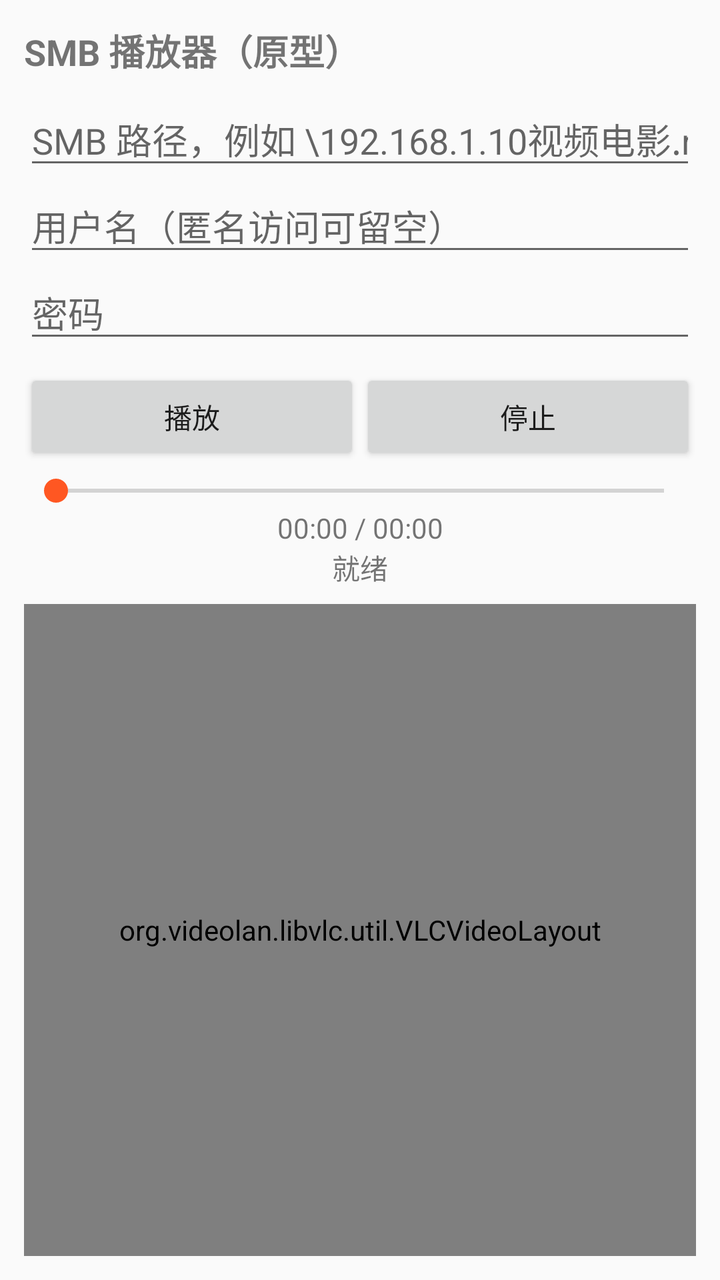
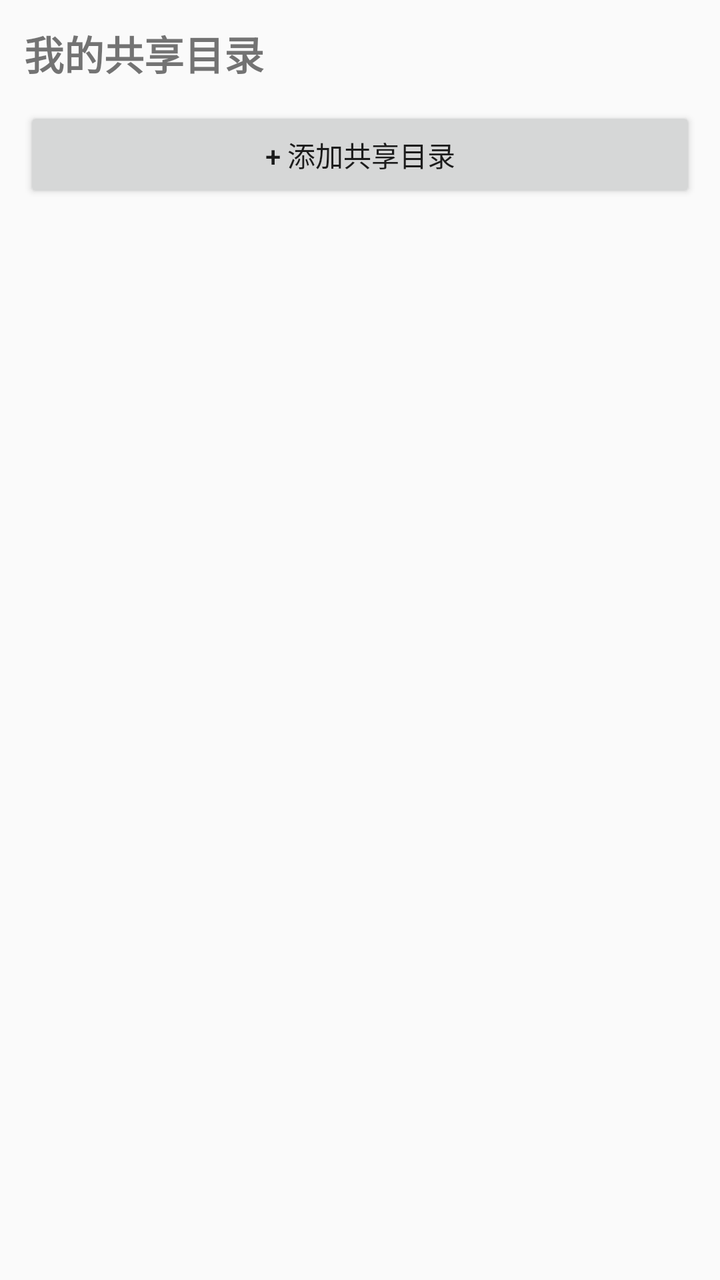

Screens rendered from an Android XML layout before and after an edit, with the pre-edit source and the edit as a unified diff.
<!-- AndroidManifest.xml: application theme AppTheme -->
<!-- res/layout/activity_main.xml -->
<?xml version="1.0" encoding="utf-8"?>
<LinearLayout xmlns:android="http://schemas.android.com/apk/res/android"
    android:layout_width="match_parent"
    android:layout_height="match_parent"
    android:orientation="vertical"
    android:padding="12dp">

    <TextView
        android:layout_width="match_parent"
        android:layout_height="wrap_content"
        android:text="SMB 播放器（原型）"
        android:textSize="18sp"
        android:textStyle="bold"
        android:paddingBottom="8dp" />

    <EditText
        android:id="@+id/pathEdit"
        android:layout_width="match_parent"
        android:layout_height="wrap_content"
        android:hint="SMB 路径，例如 \\192.168.1.10\视频\电影.rmvb"
        android:inputType="text"
        android:singleLine="true" />

    <EditText
        android:id="@+id/userEdit"
        android:layout_width="match_parent"
        android:layout_height="wrap_content"
        android:hint="用户名（匿名访问可留空）"
        android:inputType="text"
        android:singleLine="true" />

    <EditText
        android:id="@+id/passEdit"
        android:layout_width="match_parent"
        android:layout_height="wrap_content"
        android:hint="密码"
        android:inputType="textPassword"
        android:singleLine="true" />

    <LinearLayout
        android:layout_width="match_parent"
        android:layout_height="wrap_content"
        android:orientation="horizontal"
        android:paddingTop="8dp"
        android:paddingBottom="4dp">

        <Button
            android:id="@+id/playBtn"
            android:layout_width="0dp"
            android:layout_height="wrap_content"
            android:layout_weight="1"
            android:text="播放" />

        <Button
            android:id="@+id/stopBtn"
            android:layout_width="0dp"
            android:layout_height="wrap_content"
            android:layout_weight="1"
            android:text="停止" />

    </LinearLayout>

    <SeekBar
        android:id="@+id/seekBar"
        android:layout_width="match_parent"
        android:layout_height="wrap_content"
        android:max="1000" />

    <TextView
        android:id="@+id/timeText"
        android:layout_width="match_parent"
        android:layout_height="wrap_content"
        android:text="00:00 / 00:00"
        android:gravity="center_horizontal"
        android:textSize="14sp" />

    <TextView
        android:id="@+id/statusText"
        android:layout_width="match_parent"
        android:layout_height="wrap_content"
        android:text="就绪"
        android:gravity="center_horizontal"
        android:textSize="14sp"
        android:paddingBottom="8dp" />

    <org.videolan.libvlc.util.VLCVideoLayout
        android:id="@+id/videoLayout"
        android:layout_width="match_parent"
        android:layout_height="0dp"
        android:layout_weight="1" />

</LinearLayout>
<!-- resources referenced by this layout -->
<resources>
  <style name="AppTheme" parent="Theme.AppCompat.Light.DarkActionBar">
          <item name="colorPrimary">#2E7D32</item>
          <item name="colorPrimaryDark">#1B5E20</item>
          <item name="colorAccent">#FF5722</item>
      </style>
</resources>

<!-- the commit's change to res/layout/activity_main.xml (unified diff, before → after) -->
@@ -1,92 +1,158 @@
 <?xml version="1.0" encoding="utf-8"?>
-<LinearLayout xmlns:android="http://schemas.android.com/apk/res/android"
+<FrameLayout xmlns:android="http://schemas.android.com/apk/res/android"
     android:layout_width="match_parent"
-    android:layout_height="match_parent"
-    android:orientation="vertical"
-    android:padding="12dp">
+    android:layout_height="match_parent">
 
-    <TextView
+    
+    <LinearLayout
+        android:id="@+id/sharePanel"
         android:layout_width="match_parent"
-        android:layout_height="wrap_content"
-        android:text="SMB 播放器（原型）"
-        android:textSize="18sp"
-        android:textStyle="bold"
-        android:paddingBottom="8dp" />
+        android:layout_height="match_parent"
+        android:orientation="vertical"
+        android:padding="12dp">
 
-    <EditText
-        android:id="@+id/pathEdit"
-        android:layout_width="match_parent"
-        android:layout_height="wrap_content"
-        android:hint="SMB 路径，例如 \\192.168.1.10\视频\电影.rmvb"
-        android:inputType="text"
-        android:singleLine="true" />
-
-    <EditText
-        android:id="@+id/userEdit"
-        android:layout_width="match_parent"
-        android:layout_height="wrap_content"
-        android:hint="用户名（匿名访问可留空）"
-        android:inputType="text"
-        android:singleLine="true" />
-
-    <EditText
-        android:id="@+id/passEdit"
-        android:layout_width="match_parent"
-        android:layout_height="wrap_content"
-        android:hint="密码"
-        android:inputType="textPassword"
-        android:singleLine="true" />
-
-    <LinearLayout
-        android:layout_width="match_parent"
-        android:layout_height="wrap_content"
-        android:orientation="horizontal"
-        android:paddingTop="8dp"
-        android:paddingBottom="4dp">
+        <TextView
+            android:layout_width="match_parent"
+            android:layout_height="wrap_content"
+            android:text="我的共享目录"
+            android:textSize="20sp"
+            android:textStyle="bold"
+            android:paddingBottom="12dp" />
 
         <Button
-            android:id="@+id/playBtn"
-            android:layout_width="0dp"
+            android:id="@+id/btnAddShare"
+            android:layout_width="match_parent"
             android:layout_height="wrap_content"
+            android:text="+ 添加共享目录" />
+
+        <ListView
+            android:id="@+id/shareListView"
+            android:layout_width="match_parent"
+            android:layout_height="0dp"
             android:layout_weight="1"
-            android:text="播放" />
+            android:paddingTop="8dp" />
+
+    </LinearLayout>
+
+    
+    <LinearLayout
+        android:id="@+id/browserPanel"
+        android:layout_width="match_parent"
+        android:layout_height="match_parent"
+        android:orientation="vertical"
+        android:padding="12dp"
+        android:visibility="gone">
+
+        <LinearLayout
+            android:layout_width="match_parent"
+            android:layout_height="wrap_content"
+            android:orientation="horizontal">
+
+            <Button
+                android:id="@+id/btnBackShares"
+                android:layout_width="wrap_content"
+                android:layout_height="wrap_content"
+                android:text="共享" />
+
+            <Button
+                android:id="@+id/btnUp"
+                android:layout_width="wrap_content"
+                android:layout_height="wrap_content"
+                android:text="上一级" />
+
+            <TextView
+                android:id="@+id/breadcrumbText"
+                android:layout_width="0dp"
+                android:layout_height="wrap_content"
+                android:layout_weight="1"
+                android:gravity="end|center_vertical"
+                android:textSize="14sp"
+                android:maxLines="1"
+                android:ellipsize="start" />
+
+        </LinearLayout>
+
+        <Spinner
+            android:id="@+id/sortSpinner"
+            android:layout_width="match_parent"
+            android:layout_height="wrap_content"
+            android:paddingTop="6dp"
+            android:paddingBottom="6dp" />
+
+        <TextView
+            android:id="@+id/browserStatus"
+            android:layout_width="match_parent"
+            android:layout_height="wrap_content"
+            android:text="就绪"
+            android:textSize="13sp"
+            android:textColor="#666666"
+            android:paddingBottom="4dp" />
+
+        <ListView
+            android:id="@+id/fileListView"
+            android:layout_width="match_parent"
+            android:layout_height="0dp"
+            android:layout_weight="1" />
+
+    </LinearLayout>
+
+    
+    <LinearLayout
+        android:id="@+id/playerPanel"
+        android:layout_width="match_parent"
+        android:layout_height="match_parent"
+        android:orientation="vertical"
+        android:padding="12dp"
+        android:visibility="gone">
+
+        <LinearLayout
+            android:layout_width="match_parent"
+            android:layout_height="wrap_content"
+            android:orientation="horizontal">
+
+            <Button
+                android:id="@+id/btnBackBrowser"
+                android:layout_width="wrap_content"
+                android:layout_height="wrap_content"
+                android:text="返回文件" />
+
+            <TextView
+                android:id="@+id/playerStatus"
+                android:layout_width="0dp"
+                android:layout_height="wrap_content"
+                android:layout_weight="1"
+                android:gravity="end|center_vertical"
+                android:text="就绪"
+                android:textSize="14sp" />
+
+        </LinearLayout>
+
+        <org.videolan.libvlc.util.VLCVideoLayout
+            android:id="@+id/videoLayout"
+            android:layout_width="match_parent"
+            android:layout_height="0dp"
+            android:layout_weight="1" />
+
+        <SeekBar
+            android:id="@+id/seekBar"
+            android:layout_width="match_parent"
+            android:layout_height="wrap_content"
+            android:max="1000" />
+
+        <TextView
+            android:id="@+id/timeText"
+            android:layout_width="match_parent"
+            android:layout_height="wrap_content"
+            android:text="00:00 / 00:00"
+            android:gravity="center_horizontal"
+            android:textSize="14sp" />
 
         <Button
-            android:id="@+id/stopBtn"
-            android:layout_width="0dp"
+            android:id="@+id/btnStop"
+            android:layout_width="match_parent"
             android:layout_height="wrap_content"
-            android:layout_weight="1"
             android:text="停止" />
 
     </LinearLayout>
 
-    <SeekBar
-        android:id="@+id/seekBar"
-        android:layout_width="match_parent"
-        android:layout_height="wrap_content"
-        android:max="1000" />
-
-    <TextView
-        android:id="@+id/timeText"
-        android:layout_width="match_parent"
-        android:layout_height="wrap_content"
-        android:text="00:00 / 00:00"
-        android:gravity="center_horizontal"
-        android:textSize="14sp" />
-
-    <TextView
-        android:id="@+id/statusText"
-        android:layout_width="match_parent"
-        android:layout_height="wrap_content"
-        android:text="就绪"
-        android:gravity="center_horizontal"
-        android:textSize="14sp"
-        android:paddingBottom="8dp" />
-
-    <org.videolan.libvlc.util.VLCVideoLayout
-        android:id="@+id/videoLayout"
-        android:layout_width="match_parent"
-        android:layout_height="0dp"
-        android:layout_weight="1" />
-
-</LinearLayout>
+</FrameLayout>
